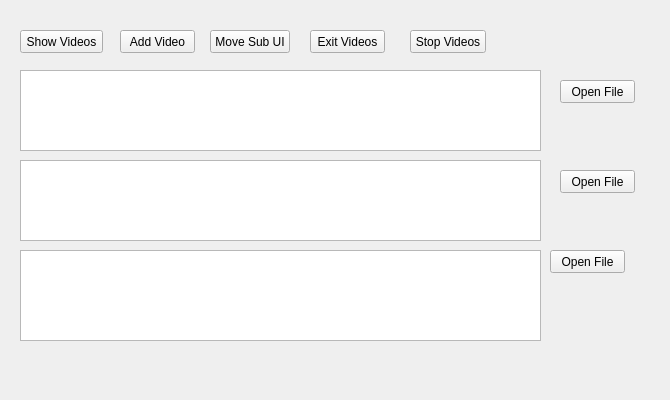
Old version of the form _uiFiles/example.ui in the repository 201524495/2021_MultiMedia.
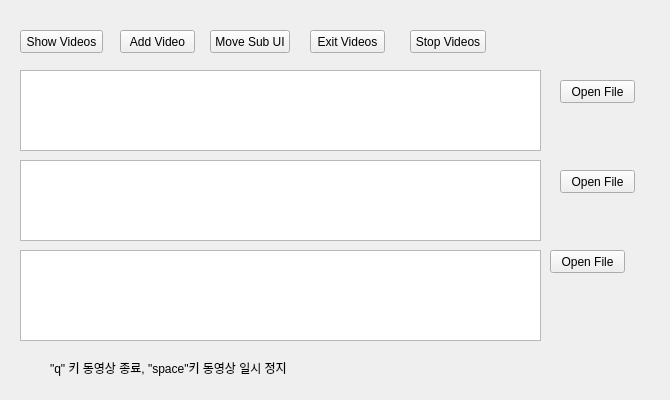
New version of the form.

Patch:
```diff
--- a/_uiFiles/example.ui
+++ b/_uiFiles/example.ui
@@ -159,6 +159,19 @@
     <string>Show Videos</string>
    </property>
   </widget>
+  <widget class="QLabel" name="label">
+   <property name="geometry">
+    <rect>
+     <x>50</x>
+     <y>360</y>
+     <width>301</width>
+     <height>16</height>
+    </rect>
+   </property>
+   <property name="text">
+    <string>&quot;q&quot; 키 동영상 종료, &quot;space&quot;키 동영상 일시 정지</string>
+   </property>
+  </widget>
  </widget>
  <resources/>
  <connections/>
```
